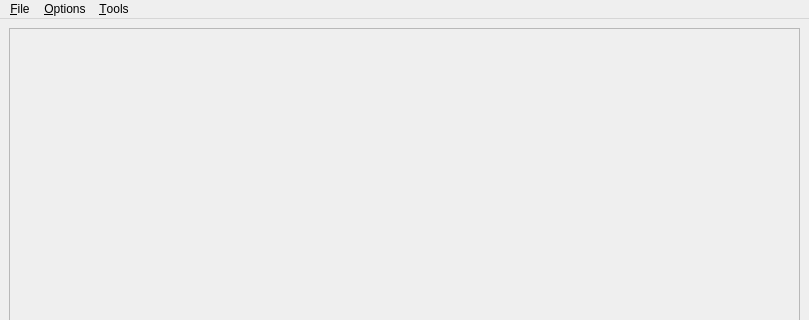
Old version of the form forms/mainwindow.ui in the repository isis-group/vast; both pictures show x 0 to 809 and y 0 to 320 of the 809 by 568 pixel window.
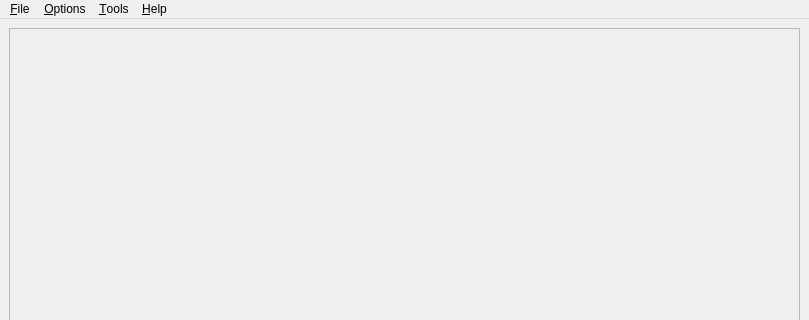
New version of the form. Icons and pictures are not drawn.

Commit message: add key commands dialog

The edit to the form file:
```diff
--- a/forms/mainwindow.ui
+++ b/forms/mainwindow.ui
@@ -133,9 +133,18 @@
     <addaction name="actionFind_Global_Min"/>
     <addaction name="actionFind_Global_Max"/>
    </widget>
+   <widget class="QMenu" name="menu_Help">
+    <property name="title">
+     <string>&amp;Help</string>
+    </property>
+    <addaction name="actionKey_Commands"/>
+    <addaction name="separator"/>
+    <addaction name="actionAbout"/>
+   </widget>
    <addaction name="menu_File"/>
    <addaction name="menu_Preferences"/>
    <addaction name="menu_Tools"/>
+   <addaction name="menu_Help"/>
   </widget>
   <widget class="QStatusBar" name="statusbar"/>
   <action name="actionOpen_image">
```
Left out of the diff: 10 changed lines with no effect on the pictures. The commit also changes 4 other files.
